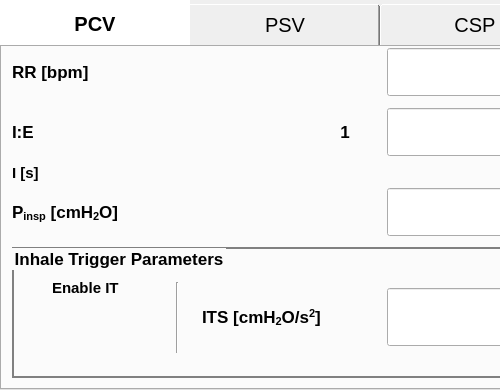
MariuszSuchenek/MVM_GUI_test2, file gui/settings/settings.ui: the form before one commit; both pictures show x 0 to 500 and y 0 to 390 of the 800 by 390 pixel window.
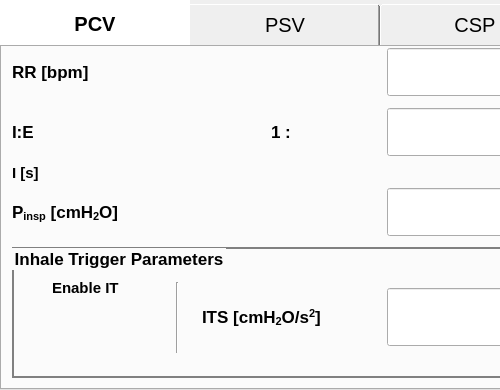
The form after the commit. Icons and pictures are not drawn. Custom widgets are drawn as their Qt base class.

Commit message: split "I:E   1:" in two static labels

The edit to the form file:
```diff
--- a/gui/settings/settings.ui
+++ b/gui/settings/settings.ui
@@ -146,7 +146,7 @@
          <rect>
           <x>10</x>
           <y>60</y>
-          <width>340</width>
+          <width>140</width>
           <height>50</height>
          </rect>
         </property>
@@ -159,7 +159,7 @@
          </font>
         </property>
         <property name="text">
-         <string>I:E                                                                 1  :</string>
+         <string>I:E</string>
         </property>
        </widget>
        <widget class="QDoubleSpinBox" name="spinBox_rr">
@@ -884,6 +884,27 @@
          <string/>
         </property>
        </widget>
+       <widget class="QLabel" name="label_13">
+        <property name="geometry">
+         <rect>
+          <x>269</x>
+          <y>60</y>
+          <width>71</width>
+          <height>50</height>
+         </rect>
+        </property>
+        <property name="font">
+         <font>
+          <family>Cantarell</family>
+          <pointsize>13</pointsize>
+          <weight>75</weight>
+          <bold>true</bold>
+         </font>
+        </property>
+        <property name="text">
+         <string>1 :</string>
+        </property>
+       </widget>
       </widget>
       <widget class="QWidget" name="tab_psv">
        <property name="font">
```
